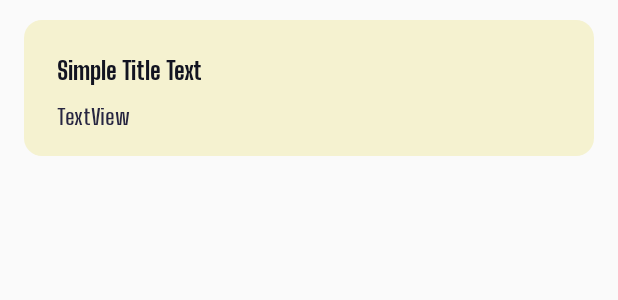
After one commit to canhassancode/PROJECT-313, an Android app: the layout noha_view.xml on its own in the app's theme, with its tools: preview values and no code run, on a phone screen of 412 x 824 dp. The commit adds this screen. Shown: the top 300 px of the screen. Run offline under Robolectric (Android 15) with nearby library versions, the phone set to English and light mode, and no system bars.

Commit message:
Pulls data effectively, changes dynamically and updates user side, now implemented lines between notes, working on screen pop up

```diff
--- a/app/src/main/java/com/example/project_313/home_fragment.java
+++ b/app/src/main/java/com/example/project_313/home_fragment.java
@@ -51,7 +51,7 @@ public class home_fragment extends Fragment {
 
         adapter = new NohaAdapter(options);
         LinearLayoutManager linearLayoutManager = new LinearLayoutManager(getContext(),
-                LinearLayoutManager.HORIZONTAL, false);
+                LinearLayoutManager.VERTICAL, false);
         mFirestoreList.setLayoutManager(linearLayoutManager);
         mFirestoreList.setAdapter(adapter);
     }
--- a/app/src/main/res/drawable/reg_edittext_style.xml
+++ b/app/src/main/res/drawable/reg_edittext_style.xml
@@ -1,7 +1,7 @@
 <?xml version="1.0" encoding="utf-8"?>
 <shape xmlns:android="http://schemas.android.com/apk/res/android">
-    <solid android:color="#fafafa" />
-    <corners android:radius="32dp" />
+    <solid android:color="@color/offWhite" />
+    <corners android:radius="12dp" />
     <padding android:left="12dp" android:right="12dp" android:bottom="12dp"
-        android:top="12dp"/>
+        android:top="12dp" />
 </shape>
--- /dev/null
+++ b/app/src/main/res/layout/noha_view.xml
@@ -0,0 +1,63 @@
+<?xml version="1.0" encoding="utf-8"?>
+<androidx.constraintlayout.widget.ConstraintLayout
+    xmlns:android="http://schemas.android.com/apk/res/android"
+    xmlns:app="http://schemas.android.com/apk/res-auto"
+    android:layout_width="match_parent"
+    android:layout_height="wrap_content"
+    android:layout_marginTop="8dp"
+    android:layout_marginRight="8dp"
+    android:layout_marginLeft="8dp">
+
+    <RelativeLayout
+        android:id="@+id/container_home"
+        android:layout_width="0dp"
+        android:layout_height="wrap_content"
+        android:layout_marginStart="8dp"
+        android:layout_marginLeft="8dp"
+        android:layout_marginTop="5dp"
+        android:layout_marginEnd="8dp"
+        android:layout_marginRight="8dp"
+        android:layout_marginBottom="5dp"
+        android:background="@drawable/reg_edittext_style"
+        android:paddingBottom="16dp"
+        app:layout_constraintBottom_toBottomOf="parent"
+        app:layout_constraintEnd_toEndOf="parent"
+        app:layout_constraintStart_toStartOf="parent"
+        app:layout_constraintTop_toTopOf="parent">
+
+        <TextView
+            android:id="@+id/main_title"
+            android:layout_width="wrap_content"
+            android:layout_height="wrap_content"
+            android:layout_alignParentStart="true"
+            android:layout_alignParentLeft="true"
+            android:layout_alignParentTop="true"
+            android:layout_marginStart="10dp"
+            android:layout_marginLeft="10dp"
+            android:layout_marginTop="10dp"
+            android:fontFamily="@font/appfont_extrabold"
+            android:text="Simple Title Text"
+            android:textColor="@color/darkGrey2"
+            android:textSize="16sp" />
+
+        <TextView
+            android:id="@+id/main_noha"
+            android:layout_width="match_parent"
+            android:layout_height="wrap_content"
+            android:layout_below="@+id/main_title"
+            android:layout_alignParentStart="true"
+            android:layout_alignParentLeft="true"
+            android:layout_marginStart="10dp"
+            android:layout_marginLeft="10dp"
+            android:layout_marginTop="10dp"
+            android:layout_marginEnd="16dp"
+            android:layout_marginRight="16dp"
+            android:maxLines="5"
+            android:fontFamily="@font/appfont_semibold"
+            android:lineSpacingExtra="8dp"
+            android:textScaleX="1.2"
+            android:text="TextView"
+            android:textColor="@color/darkBlue"
+            android:textSize="14sp" />
+    </RelativeLayout>
+</androidx.constraintlayout.widget.ConstraintLayout>
```
Also changed, not shown: app/src/main/java/com/example/project_313/Activities/HomeActivity.java (+0 -63 lines), app/src/main/java/com/example/project_313/NohaAdapter.java (+22 -5 lines), app/src/main/java/com/example/project_313/NohayModel.java (+18 -3 lines), app/src/main/res/anim/fade_scale_animation.xml (added, +15 -0 lines), app/src/main/res/anim/fade_transition_animation.xml (added, +12 -0 lines), app/src/main/res/layout/activity_home.xml (+8 -4 lines), app/src/main/res/layout/noha_fullscreen.xml (deleted, +0 -30 lines), app/src/main/res/font/appfont_black.ttf (added), app/src/main/res/font/appfont_bold.ttf (added), app/src/main/res/font/appfont_extrabold.ttf (added), app/src/main/res/font/appfont_light.ttf (added), app/src/main/res/font/appfont_medium.ttf (added), app/src/main/res/font/appfont_reg.ttf (added), app/src/main/res/font/appfont_semibold.ttf (added), 1 more files.
